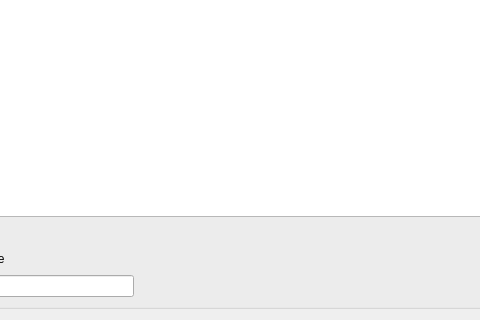
First picture: the form in DataVisualizer/serialterminal.ui, repository DamianPodrazaCode/DataVisualizer, before the edit; both pictures show x 255 to 735 and y 217 to 537 of the 994 by 537 pixel window.
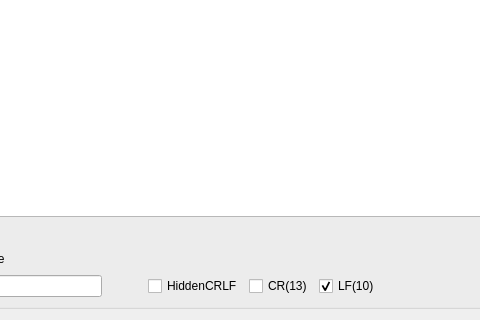
Second picture: the form after the edit.

Diff of the .ui file:
```diff
--- a/DataVisualizer/serialterminal.ui
+++ b/DataVisualizer/serialterminal.ui
@@ -254,6 +254,30 @@
               </property>
              </spacer>
             </item>
+            <item>
+             <widget class="QCheckBox" name="cb_hiddenCRLF">
+              <property name="text">
+               <string>HiddenCRLF</string>
+              </property>
+             </widget>
+            </item>
+            <item>
+             <widget class="QCheckBox" name="cb_CR_out">
+              <property name="text">
+               <string>CR(13)</string>
+              </property>
+             </widget>
+            </item>
+            <item>
+             <widget class="QCheckBox" name="cb_LF_out">
+              <property name="text">
+               <string>LF(10)</string>
+              </property>
+              <property name="checked">
+               <bool>true</bool>
+              </property>
+             </widget>
+            </item>
            </layout>
           </item>
          </layout>
```
Left out of the diff: 3 changed lines with no effect on the pictures.
